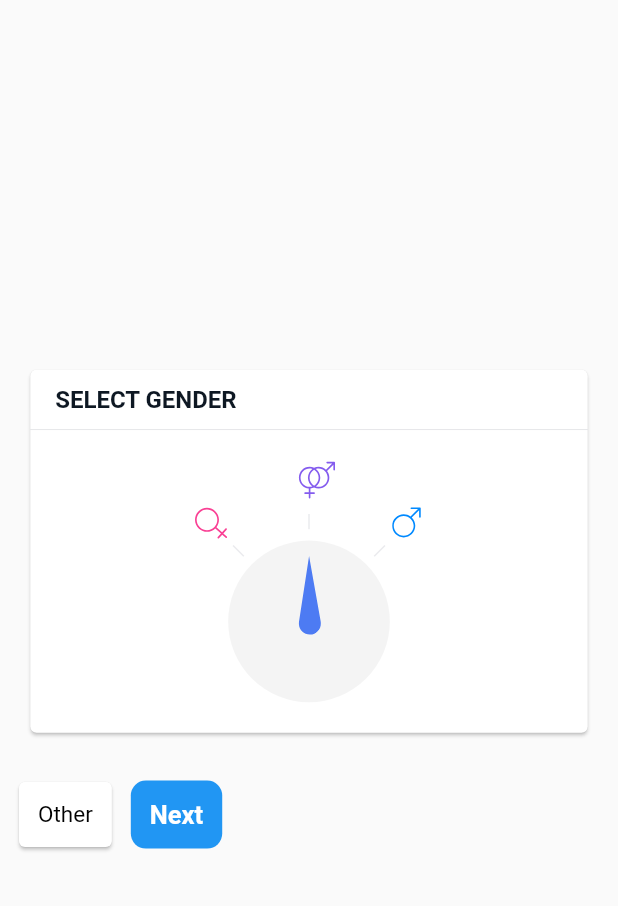
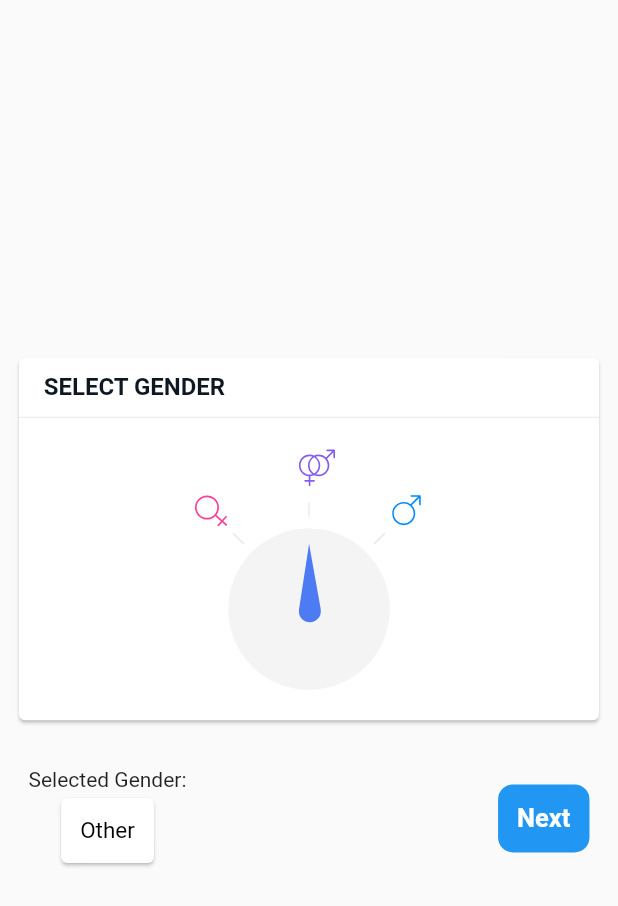
Before and after one commit to kokodavid/xbmi, a Flutter app: the screen it shows after launch, on a phone screen of 412 x 824 dp. Shown: the top 906 px of the screen. Run offline on Flutter 3.47's test engine with Material 2 defaults, Android fonts, the phone set to English and light mode, and no system bars; our stand-ins replace flutter_svg.

```diff
--- a/lib/screens/gender/gender_card.dart
+++ b/lib/screens/gender/gender_card.dart
@@ -54,11 +54,7 @@ class _GenderCardState extends State<GenderCard>
       child: Column(
         children: [
           Card(
-            margin: EdgeInsets.only(
-              left: screenAwareSize(16.0, context),
-              right: screenAwareSize(16.0, context),
-              bottom: screenAwareSize(16.0, context),
-            ),
+            margin: EdgeInsets.all(screenAwareSize(10.0, context)),
             child: SizedBox(
               width: double.infinity,
               child: Column(
--- a/lib/screens/gender/gender_page.dart
+++ b/lib/screens/gender/gender_page.dart
@@ -1,4 +1,5 @@
 import 'package:bmiapp/screens/gender/gender.dart';
+import 'package:bmiapp/screens/weight/weight_page.dart';
 import 'package:flutter/material.dart';
 
 import '../../utlis/widget_utils.dart';
@@ -25,28 +26,46 @@ class _GenderPageState extends State<GenderPage> {
           crossAxisAlignment: CrossAxisAlignment.center,
           children: <Widget>[
             Column(
+              mainAxisAlignment: MainAxisAlignment.start,
+              crossAxisAlignment: CrossAxisAlignment.start,
               children: [
                 GenderCard(
                   initialGender: gender,
                   onChanged: (val) => setState(() => gender = val),
                 ),
-                Row(
+                Container(
+                  margin: EdgeInsets.all(screenAwareSize(15.0, context)),
+                  child: Row(
+                    mainAxisAlignment: MainAxisAlignment.spaceBetween,
                     children: [
+                      Column(
+                        children: [
+                          Text("Selected Gender:"),
                           Card(
-                      margin: EdgeInsets.all(screenAwareSize(10.0, context)),
                             child: Container(
-                          margin:
-                              EdgeInsets.all(screenAwareSize(10.0, context)),
+                                margin: EdgeInsets.all(
+                                    screenAwareSize(10.0, context)),
                                 child: Center(
                                   child: _genderText(),
                                 )),
                           ),
-                    Container(
+                        ],
+                      ),
+                      GestureDetector(
+                        onTap: () {
+                          Navigator.push(
+                            context,
+                            MaterialPageRoute(
+                                builder: (context) => const WeightPage()),
+                          );
+                        },
+                        child: Container(
                           decoration: BoxDecoration(
                               color: Colors.blue,
                               borderRadius: BorderRadius.circular(10)),
                           child: Padding(
-                        padding: EdgeInsets.all(screenAwareSize(10.0, context)),
+                            padding:
+                                EdgeInsets.all(screenAwareSize(10.0, context)),
                             child: const Text(
                               "Next",
                               style: TextStyle(
@@ -55,8 +74,10 @@ class _GenderPageState extends State<GenderPage> {
                                   fontSize: 17),
                             ),
                           ),
+                        ),
                       )
                     ],
+                  ),
                 )
               ],
             )
--- a/lib/screens/weight/weight_card.dart
+++ b/lib/screens/weight/weight_card.dart
@@ -23,7 +23,7 @@ class WeightCard extends StatelessWidget {
       child: Column(
         crossAxisAlignment: CrossAxisAlignment.center,
         children: <Widget>[
-          CardTitle(title:"WEIGHT", subtitle: "(kg)"),
+          const CardTitle(title:"WEIGHT", subtitle: "(kg)"),
           Expanded(
             child: Center(
               child: Padding(
--- a/pubspec.yaml
+++ b/pubspec.yaml
@@ -38,6 +38,7 @@ dependencies:
   cupertino_icons: ^1.0.2
   flutter_svg: ^1.1.6
   firebase_app_check: ^0.1.1+8
+  persistent_bottom_nav_bar: any
 
 dev_dependencies:
   flutter_test:
```
Also changed, not shown: lib/screens/weight/weight_page.dart (added, +26 -0 lines), pubspec.lock. Lines whose indentation alone changed are shown as unchanged.
